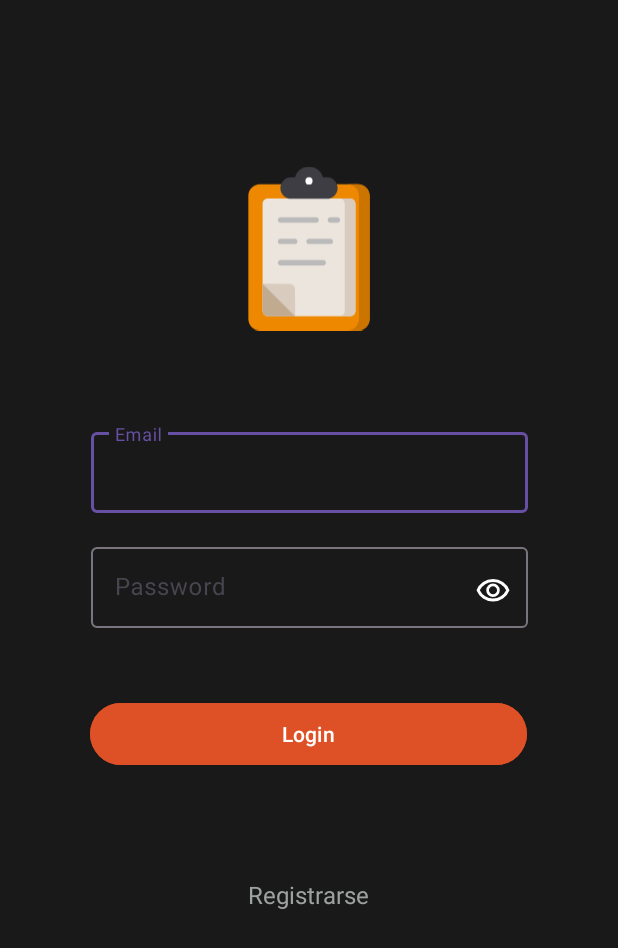
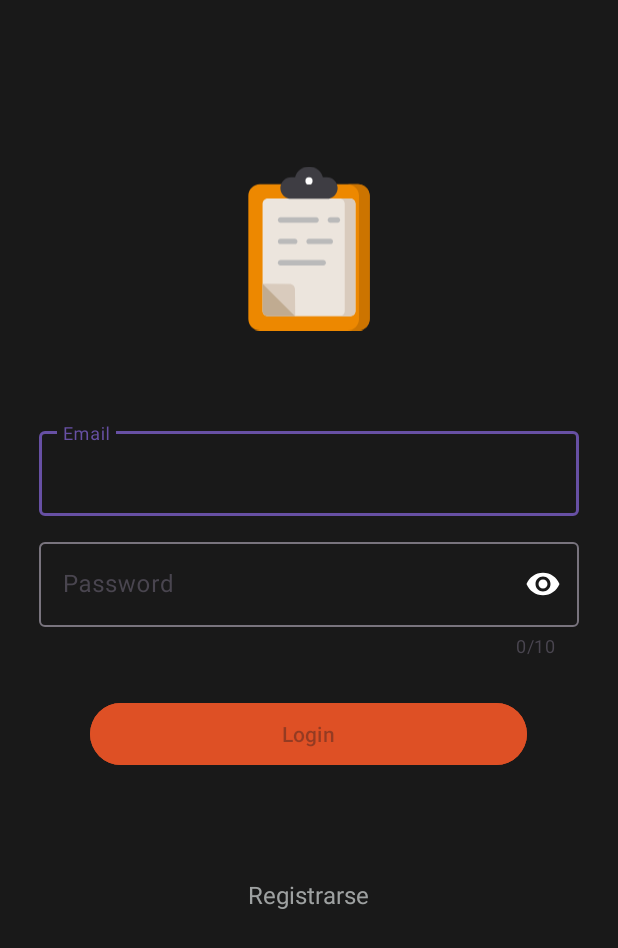
Before and after one commit to DSMovil/equipo3inventory, an Android app: the layout activity_login.xml on its own in the app's theme, with its tools: preview values and no code run, on a phone screen of 412 x 824 dp. Shown: the top 948 px of the screen. Run offline under Robolectric (Android 15) with nearby library versions, the phone set to English and light mode, and no system bars.

Commit message:
mejora campos de texto en login

```diff
--- a/app/src/main/java/com/example/inventoryapp/view/Login.kt
+++ b/app/src/main/java/com/example/inventoryapp/view/Login.kt
@@ -2,11 +2,20 @@ package com.example.inventoryapp.view
 
 import androidx.appcompat.app.AppCompatActivity
 import android.os.Bundle
+import android.text.InputType
+import android.text.method.PasswordTransformationMethod
+import android.widget.CompoundButton
 import com.example.inventoryapp.R
+import com.example.inventoryapp.databinding.ActivityLoginBinding
 
 class Login : AppCompatActivity() {
+    private lateinit var binding: ActivityLoginBinding
     override fun onCreate(savedInstanceState: Bundle?) {
         super.onCreate(savedInstanceState)
-        setContentView(R.layout.activity_login)
+
+        binding = ActivityLoginBinding.inflate(layoutInflater)
+        setContentView(binding.root)
+
     }
+
 }
--- a/app/src/main/res/drawable/eyeoff.xml
+++ /dev/null
@@ -1,9 +0,0 @@
-<vector xmlns:android="http://schemas.android.com/apk/res/android"
-    android:width="24dp"
-    android:height="24dp"
-    android:viewportWidth="960"
-    android:viewportHeight="960">
-  <path
-      android:fillColor="@color/white"
-      android:pathData="m644,532 l-58,-58q9,-47 -27,-88t-93,-32l-58,-58q17,-8 34.5,-12t37.5,-4q75,0 127.5,52.5T660,460q0,20 -4,37.5T644,532ZM772,658 L714,602q38,-29 67.5,-63.5T832,460q-50,-101 -143.5,-160.5T480,240q-29,0 -57,4t-55,12l-62,-62q41,-17 84,-25.5t90,-8.5q151,0 269,83.5T920,460q-23,59 -60.5,109.5T772,658ZM792,904L624,738q-35,11 -70.5,16.5T480,760q-151,0 -269,-83.5T40,460q21,-53 53,-98.5t73,-81.5L56,168l56,-56 736,736 -56,56ZM222,336q-29,26 -53,57t-41,67q50,101 143.5,160.5T480,680q20,0 39,-2.5t39,-5.5l-36,-38q-11,3 -21,4.5t-21,1.5q-75,0 -127.5,-52.5T300,460q0,-11 1.5,-21t4.5,-21l-84,-82ZM541,429ZM390,504Z"/>
-</vector>
--- a/app/src/main/res/drawable/eyeon.xml
+++ /dev/null
@@ -1,9 +0,0 @@
-<vector xmlns:android="http://schemas.android.com/apk/res/android"
-    android:width="24dp"
-    android:height="24dp"
-    android:viewportWidth="960"
-    android:viewportHeight="960">
-  <path
-      android:fillColor="@color/white"
-      android:pathData="M480,640q75,0 127.5,-52.5T660,460q0,-75 -52.5,-127.5T480,280q-75,0 -127.5,52.5T300,460q0,75 52.5,127.5T480,640ZM480,568q-45,0 -76.5,-31.5T372,460q0,-45 31.5,-76.5T480,352q45,0 76.5,31.5T588,460q0,45 -31.5,76.5T480,568ZM480,760q-146,0 -266,-81.5T40,460q54,-137 174,-218.5T480,160q146,0 266,81.5T920,460q-54,137 -174,218.5T480,760ZM480,460ZM480,680q113,0 207.5,-59.5T832,460q-50,-101 -144.5,-160.5T480,240q-113,0 -207.5,59.5T128,460q50,101 144.5,160.5T480,680Z"/>
-</vector>
--- a/app/src/main/res/layout/activity_login.xml
+++ b/app/src/main/res/layout/activity_login.xml
@@ -23,58 +23,18 @@
 
 
     <!-- Campo email -->
-        <com.google.android.material.textfield.TextInputLayout
-            android:id="@+id/Email"
-            android:layout_width="291dp"
-            android:layout_height="59dp"
-            app:layout_constraintBottom_toBottomOf="parent"
-            app:layout_constraintEnd_toEndOf="parent"
-            app:layout_constraintStart_toStartOf="parent"
-            app:layout_constraintTop_toTopOf="parent"
-            app:layout_constraintVertical_bias="0.37">
-
-            <com.google.android.material.textfield.TextInputEditText
-                android:layout_width="match_parent"
-                android:layout_height="match_parent"
-                android:hint="Email"
-                android:maxLength="40"
-                android:textColor="@color/white">
-
-            </com.google.android.material.textfield.TextInputEditText>
-
-        </com.google.android.material.textfield.TextInputLayout>
 
 
     <!-- Campo Password -->
-        <com.google.android.material.textfield.TextInputLayout
-            android:id="@+id/Password"
-            android:layout_width="291dp"
-            android:layout_height="59dp"
-            app:layout_constraintBottom_toBottomOf="parent"
-            app:layout_constraintEnd_toEndOf="parent"
-            app:layout_constraintStart_toStartOf="parent"
-            app:layout_constraintTop_toTopOf="parent"
-            app:layout_constraintVertical_bias="0.47">
 
-            <com.google.android.material.textfield.TextInputEditText
-                android:layout_width="match_parent"
-                android:layout_height="match_parent"
-                android:hint="Password"
-                android:inputType=
-                    "numberPassword"
-                android:maxLength="10"
-                android:textColor="@color/white">
-
-            </com.google.android.material.textfield.TextInputEditText>
-
-        </com.google.android.material.textfield.TextInputLayout>
-
+    <!-- boton login -->
         <Button
             android:id="@+id/btnLogin"
             android:layout_width="291dp"
             android:layout_height="49dp"
             android:backgroundTint="@color/orange"
             android:text="Login"
+            android:enabled="false"
             app:layout_constraintBottom_toBottomOf="parent"
             app:layout_constraintEnd_toEndOf="parent"
             app:layout_constraintHorizontal_bias="0.498"
@@ -82,7 +42,9 @@
             app:layout_constraintTop_toTopOf="parent"
             app:layout_constraintVertical_bias="0.60" />
 
+    <!-- boton registrarse -->
     <TextView
+        android:id="@+id/textView"
         android:layout_width="wrap_content"
         android:layout_height="wrap_content"
         android:text="Registrarse"
@@ -95,7 +57,62 @@
         app:layout_constraintTop_toTopOf="parent"
         app:layout_constraintVertical_bias="0.73" />
 
+    <!-- campo email -->
+    <com.google.android.material.textfield.TextInputLayout
+        android:id="@+id/emailLayout"
+        android:layout_width="360dp"
+        android:layout_height="wrap_content"
+        android:layout_marginStart="32dp"
+        android:layout_marginEnd="32dp"
+        android:hint="Email"
+        app:layout_constraintBottom_toBottomOf="parent"
+        app:layout_constraintEnd_toEndOf="parent"
+        app:layout_constraintStart_toStartOf="parent"
+        app:layout_constraintTop_toTopOf="parent"
+        app:layout_constraintVertical_bias="0.37"
+
+        >
+
+        <com.google.android.material.textfield.TextInputEditText
+            android:id="@+id/emailText"
+            android:maxLength="40"
+            android:layout_width="match_parent"
+            android:layout_height="wrap_content"
+            android:textColor="@color/white"/>
+    </com.google.android.material.textfield.TextInputLayout>
+
+    <!-- campo password -->
+    <com.google.android.material.textfield.TextInputLayout
+        android:id="@+id/passLayout"
+        android:layout_width="360dp"
+        android:layout_height="wrap_content"
+        android:layout_marginStart="32dp"
+        android:layout_marginEnd="32dp"
+        android:hint="Password"
+        app:endIconMode="password_toggle"
+        app:endIconTint="@color/white"
+        app:layout_constraintBottom_toBottomOf="parent"
+        app:layout_constraintEnd_toEndOf="parent"
+        app:layout_constraintStart_toStartOf="parent"
+        app:layout_constraintTop_toTopOf="parent"
+        app:counterEnabled="true"
+        app:counterMaxLength="10"
+        app:layout_constraintVertical_bias="0.48">
+
+        <com.google.android.material.textfield.TextInputEditText
+            android:id="@+id/passwordText"
+            android:maxLength="11"
+            android:layout_width="match_parent"
+            android:layout_height="wrap_content"
+            android:inputType="numberPassword"
+            android:textColor="@color/white"
+            />
+    </com.google.android.material.textfield.TextInputLayout>
+
+    <!-- boton ver/ocultar contraseña -->
+    <!--
     <ToggleButton
+        android:id="@+id/btnPass"
         android:layout_width="40dp"
         android:layout_height="36dp"
         android:backgroundTint="@color/transparent"
@@ -110,6 +127,6 @@
         app:layout_constraintTop_toTopOf="parent"
         android:shadowColor="@color/transparent"
         app:layout_constraintVertical_bias="0.472" />
-
+-->
 
 </androidx.constraintlayout.widget.ConstraintLayout>
--- a/app/src/main/res/values/colors.xml
+++ b/app/src/main/res/values/colors.xml
@@ -5,6 +5,6 @@
     <color name="orange">#DE5025</color>
     <color name="gray">#9EA1A1</color>
     <color name="transparent">#009EA1A1</color>
-
+    <color name="red">#FF3333</color>
 
 </resources>
```
Lines whose indentation alone changed are shown as unchanged.
